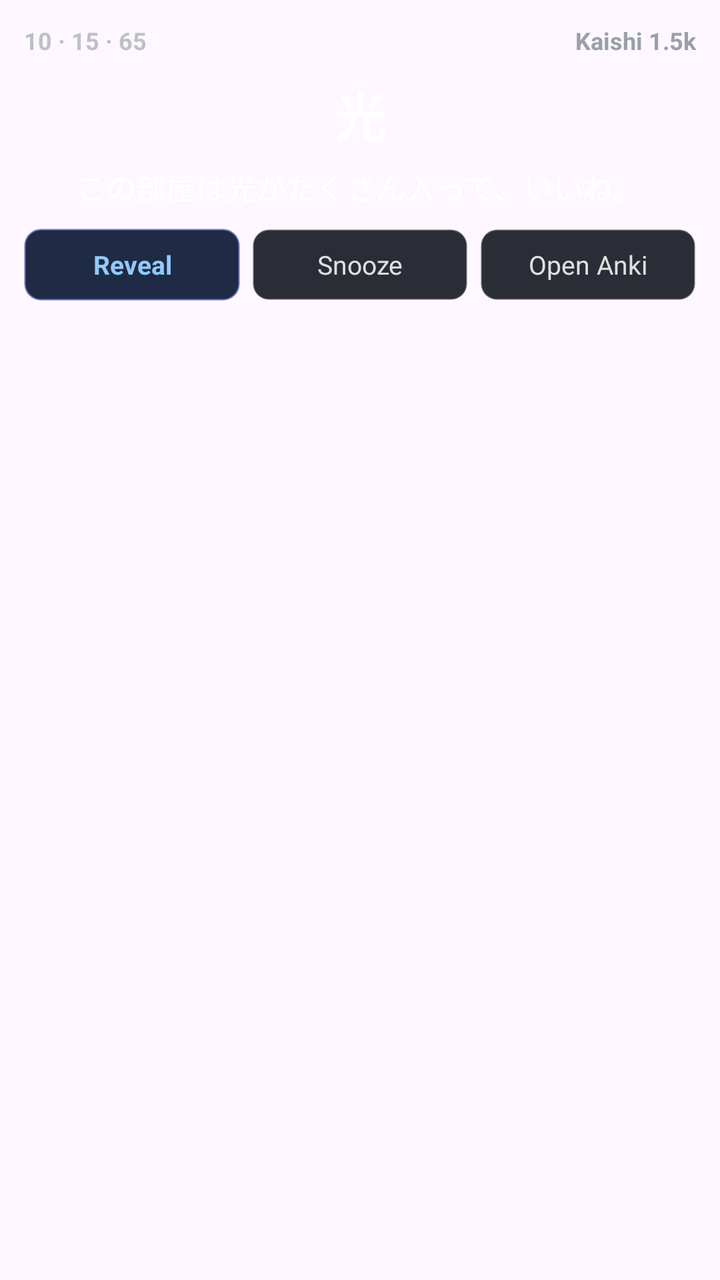
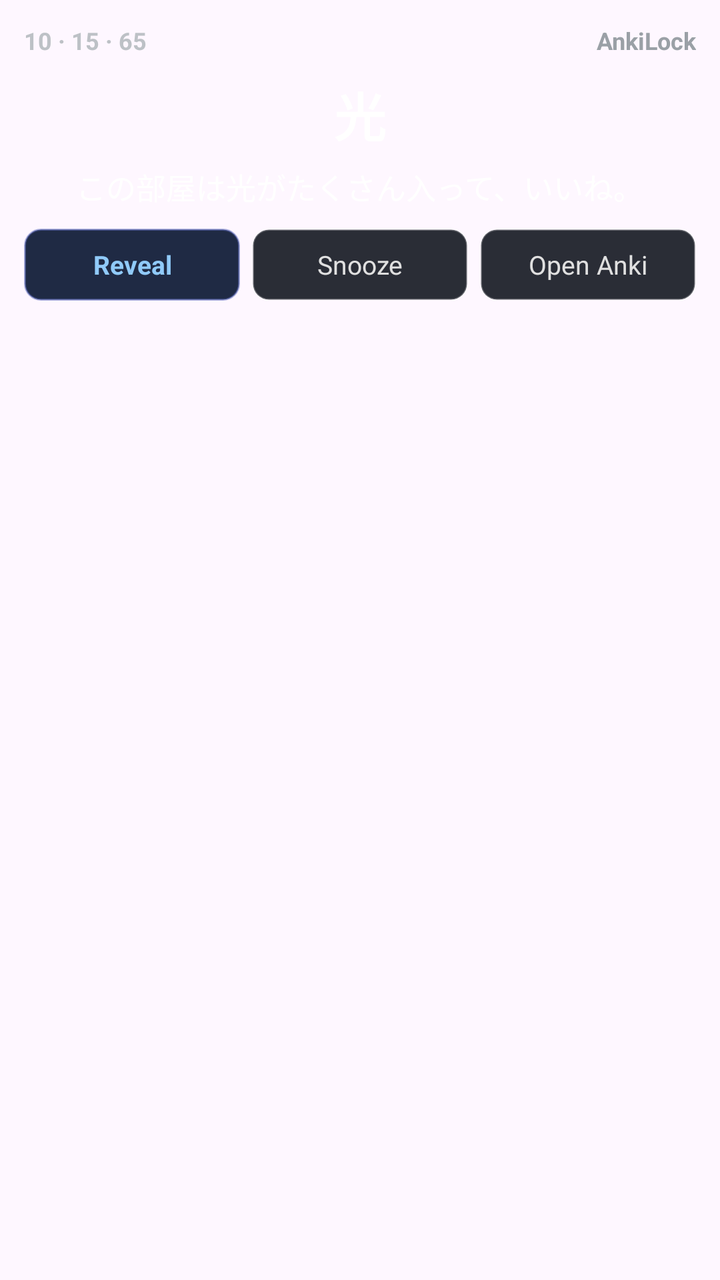

Screens rendered from an Android XML layout before and after an edit, with the pre-edit source and the edit as a unified diff.
<!-- AndroidManifest.xml: application theme Theme.AnkiLock -->
<!-- res/layout/notification_card_expanded.xml -->
<?xml version="1.0" encoding="utf-8"?>
<LinearLayout xmlns:android="http://schemas.android.com/apk/res/android"
    android:id="@+id/notification_root"
    android:layout_width="match_parent"
    android:layout_height="wrap_content"
    android:orientation="vertical"
    android:background="@android:color/transparent"
    android:padding="12dp">

    <LinearLayout
        android:layout_width="match_parent"
        android:layout_height="wrap_content"
        android:orientation="horizontal"
        android:gravity="center_vertical"
        android:paddingBottom="6dp">

        <TextView
            android:id="@+id/tv_deck_stats"
            android:layout_width="wrap_content"
            android:layout_height="wrap_content"
            android:text="10 · 15 · 65"
            android:textColor="#BDC1C6"
            android:textSize="12sp"
            android:textStyle="bold" />

        <TextView
            android:id="@+id/tv_deck_name"
            android:layout_width="0dp"
            android:layout_height="wrap_content"
            android:layout_weight="1"
            android:gravity="end"
            android:textAlignment="viewEnd"
            android:text="Kaishi 1.5k"
            android:textColor="#9AA0A6"
            android:textSize="12sp"
            android:textStyle="bold"
            android:singleLine="true"
            android:ellipsize="end" />
    </LinearLayout>

    <LinearLayout
        android:layout_width="match_parent"
        android:layout_height="wrap_content"
        android:orientation="vertical"
        android:gravity="center_horizontal"
        android:paddingTop="4dp"
        android:paddingBottom="4dp">

        <TextView
            android:id="@+id/tv_kanji_furigana"
            android:layout_width="wrap_content"
            android:layout_height="wrap_content"
            android:textColor="#9AA0A6"
            android:textSize="12sp"
            android:gravity="center"
            android:visibility="gone" />

        <TextView
            android:id="@+id/tv_kanji"
            android:layout_width="wrap_content"
            android:layout_height="wrap_content"
            android:text="光"
            android:textColor="#FFFFFF"
            android:textSize="26sp"
            android:textStyle="bold"
            android:gravity="center" />

        <TextView
            android:id="@+id/tv_kanji_meaning"
            android:layout_width="wrap_content"
            android:layout_height="wrap_content"
            android:text="light, flash"
            android:textColor="#E0E0E0"
            android:textSize="14sp"
            android:gravity="center"
            android:paddingTop="2dp"
            android:visibility="gone" />
    </LinearLayout>

    <LinearLayout
        android:layout_width="match_parent"
        android:layout_height="wrap_content"
        android:orientation="vertical"
        android:gravity="center_horizontal"
        android:paddingTop="2dp"
        android:paddingBottom="4dp">

        <TextView
            android:id="@+id/tv_sentence_furigana"
            android:layout_width="wrap_content"
            android:layout_height="wrap_content"
            android:textColor="#9AA0A6"
            android:textSize="11sp"
            android:gravity="center"
            android:visibility="gone" />

        <ImageView
            android:id="@+id/iv_sentence_ruby"
            android:layout_width="wrap_content"
            android:layout_height="wrap_content"
            android:layout_gravity="center_horizontal"
            android:adjustViewBounds="true"
            android:visibility="gone" />

        <TextView
            android:id="@+id/tv_sentence"
            android:layout_width="wrap_content"
            android:layout_height="wrap_content"
            android:text="この部屋は光がたくさん入って、いいね。"
            android:textColor="#FFFFFF"
            android:textSize="15sp"
            android:gravity="center" />

        <TextView
            android:id="@+id/tv_sentence_meaning"
            android:layout_width="wrap_content"
            android:layout_height="wrap_content"
            android:text="This room gets a lot of light, which is nice."
            android:textColor="#BDC1C6"
            android:textSize="13sp"
            android:gravity="center"
            android:paddingTop="2dp"
            android:visibility="gone" />
    </LinearLayout>

    <ImageView
        android:id="@+id/iv_card_image"
        android:layout_width="match_parent"
        android:layout_height="110dp"
        android:layout_gravity="center_horizontal"
        android:scaleType="fitCenter"
        android:adjustViewBounds="true"
        android:paddingTop="4dp"
        android:paddingBottom="4dp"
        android:visibility="gone" />

    <LinearLayout
        android:id="@+id/button_container"
        android:layout_width="match_parent"
        android:layout_height="wrap_content"
        android:orientation="horizontal"
        android:gravity="center_vertical"
        android:paddingTop="6dp">

        <TextView
            android:id="@+id/btn_reveal"
            android:layout_width="0dp"
            android:layout_height="36dp"
            android:layout_weight="1"
            android:layout_marginEnd="6dp"
            android:background="@drawable/btn_reveal_bg"
            android:gravity="center"
            android:text="Reveal"
            android:textColor="#90CAF9"
            android:textSize="13sp"
            android:textStyle="bold" />

        <TextView
            android:id="@+id/btn_again"
            android:layout_width="0dp"
            android:layout_height="36dp"
            android:layout_weight="1"
            android:layout_marginEnd="6dp"
            android:background="@drawable/btn_again_bg"
            android:gravity="center"
            android:text="Again"
            android:textColor="#EF5350"
            android:textSize="13sp"
            android:textStyle="bold"
            android:visibility="gone" />

        <TextView
            android:id="@+id/btn_good"
            android:layout_width="0dp"
            android:layout_height="36dp"
            android:layout_weight="1"
            android:layout_marginEnd="6dp"
            android:background="@drawable/btn_good_bg"
            android:gravity="center"
            android:text="Good"
            android:textColor="#66BB6A"
            android:textSize="13sp"
            android:textStyle="bold"
            android:visibility="gone" />

        <TextView
            android:id="@+id/btn_snooze"
            android:layout_width="0dp"
            android:layout_height="36dp"
            android:layout_weight="1"
            android:layout_marginEnd="6dp"
            android:background="@drawable/btn_action_bg"
            android:gravity="center"
            android:text="Snooze"
            android:textColor="#E0E0E0"
            android:textSize="13sp" />

        <TextView
            android:id="@+id/btn_open_anki"
            android:layout_width="0dp"
            android:layout_height="36dp"
            android:layout_weight="1"
            android:background="@drawable/btn_action_bg"
            android:gravity="center"
            android:text="Open Anki"
            android:textColor="#E0E0E0"
            android:textSize="13sp" />
    </LinearLayout>

</LinearLayout>
<!-- resources referenced by this layout -->
<resources>
  <!-- drawable btn_action_bg (drawable) -->
  <?xml version="1.0" encoding="utf-8"?>
  <shape xmlns:android="http://schemas.android.com/apk/res/android"
      android:shape="rectangle">
      <solid android:color="#2A2D36" />
      <corners android:radius="8dp" />
      <stroke
          android:width="1dp"
          android:color="#40FFFFFF" />
  </shape>
  <!-- drawable btn_again_bg (drawable) -->
  <?xml version="1.0" encoding="utf-8"?>
  <shape xmlns:android="http://schemas.android.com/apk/res/android"
      android:shape="rectangle">
      <solid android:color="#3B1E22" />
      <corners android:radius="8dp" />
      <stroke
          android:width="1dp"
          android:color="#80EF5350" />
  </shape>
  <!-- drawable btn_good_bg (drawable) -->
  <?xml version="1.0" encoding="utf-8"?>
  <shape xmlns:android="http://schemas.android.com/apk/res/android"
      android:shape="rectangle">
      <solid android:color="#1A3324" />
      <corners android:radius="8dp" />
      <stroke
          android:width="1dp"
          android:color="#8066BB6A" />
  </shape>
  <!-- drawable btn_reveal_bg (drawable) -->
  <?xml version="1.0" encoding="utf-8"?>
  <shape xmlns:android="http://schemas.android.com/apk/res/android"
      android:shape="rectangle">
      <solid android:color="#1F2A44" />
      <corners android:radius="8dp" />
      <stroke
          android:width="1dp"
          android:color="#805C6BC0" />
  </shape>
  <style name="Theme.AnkiLock" parent="Theme.Material3.DayNight.NoActionBar" />
</resources>

<!-- the commit's change to res/layout/notification_card_expanded.xml (unified diff, before → after) -->
@@ -30,7 +30,7 @@
             android:layout_weight="1"
             android:gravity="end"
             android:textAlignment="viewEnd"
-            android:text="Kaishi 1.5k"
+            android:text="AnkiLock"
             android:textColor="#9AA0A6"
             android:textSize="12sp"
             android:textStyle="bold"
